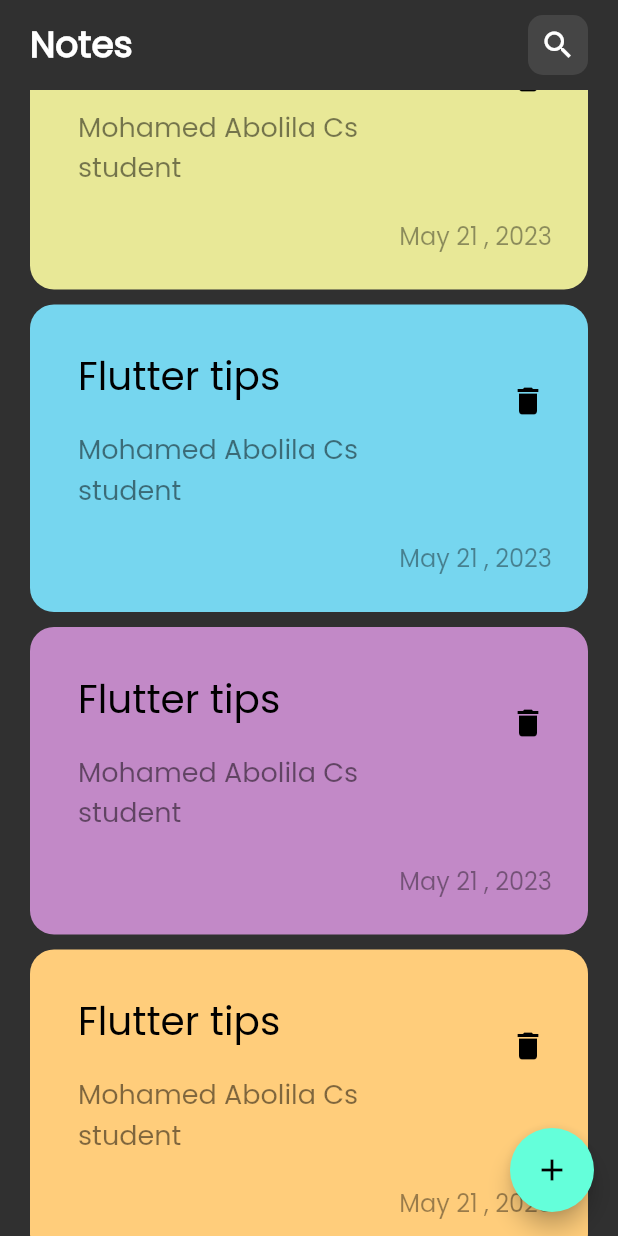
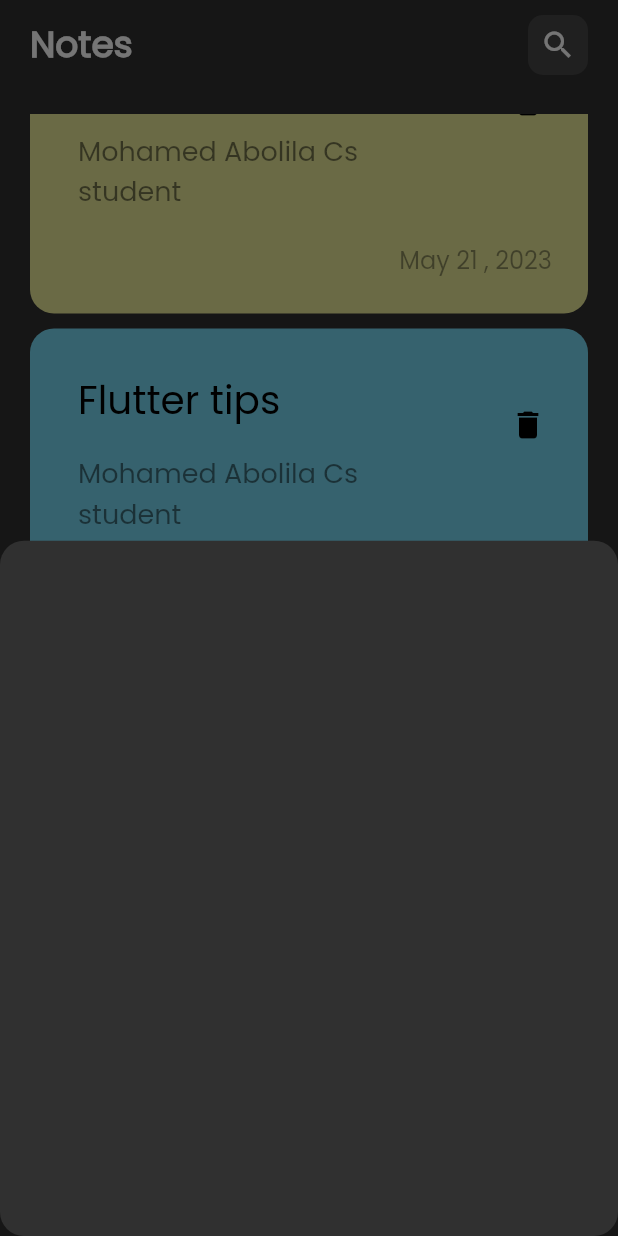
Before and after one commit to M7mdAbolila/notes_app, a Flutter app: the screen it shows after launch, scrolled down 1152 dp, after a tap on the "add" icon, on a phone screen of 412 x 824 dp. Run offline on Flutter 3.47's test engine with Material 2 defaults, Android fonts, the phone set to English and light mode, and no system bars.

Commit message:
add note bottom sheet

```diff
--- a/lib/views/notes_view.dart
+++ b/lib/views/notes_view.dart
@@ -1,4 +1,5 @@
 import 'package:flutter/material.dart';
+import 'package:notes_app/widgets/add_note_bottom_sheet.dart';
 import 'package:notes_app/widgets/notes_view_body.dart';
 
 class NotesView extends StatelessWidget {
@@ -9,7 +10,16 @@ class NotesView extends StatelessWidget {
     return Scaffold(
       body: const NotesViewBody(),
       floatingActionButton: FloatingActionButton(
-        onPressed: () {},
+        onPressed: () {
+          showModalBottomSheet(
+              shape: RoundedRectangleBorder(
+                borderRadius: BorderRadius.circular(16),
+              ),
+              context: context,
+              builder: (context) {
+                return const AddNoteBottomSheet();
+              });
+        },
         child: const Icon(Icons.add),
       ),
     );
--- /dev/null
+++ b/lib/widgets/add_note_bottom_sheet.dart
@@ -0,0 +1,10 @@
+import 'package:flutter/material.dart';
+
+class AddNoteBottomSheet extends StatelessWidget {
+  const AddNoteBottomSheet({super.key});
+
+  @override
+  Widget build(BuildContext context) {
+    return Container();
+  }
+}
--- a/lib/widgets/notes_list_view.dart
+++ b/lib/widgets/notes_list_view.dart
@@ -15,7 +15,10 @@ class NotesListView extends StatelessWidget {
 
   @override
   Widget build(BuildContext context) {
-    return ListView.builder(
+    return Padding(
+      padding: const EdgeInsets.symmetric(vertical: 16),
+      child: ListView.builder(
+        padding: EdgeInsets.zero,
         itemBuilder: (context, index) {
           final color = colors[index % colors.length];
           log(color.toString());
@@ -26,6 +29,7 @@ class NotesListView extends StatelessWidget {
             ),
           );
         },
+      ),
     );
   }
 }
```
Lines whose indentation alone changed are shown as unchanged.
